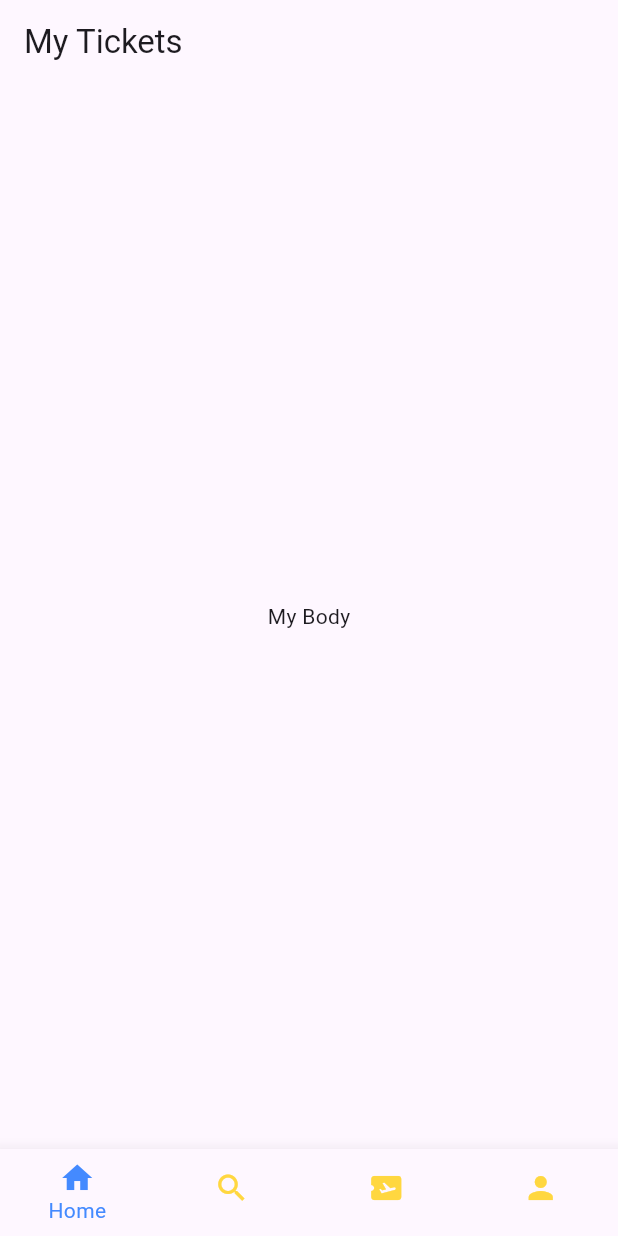
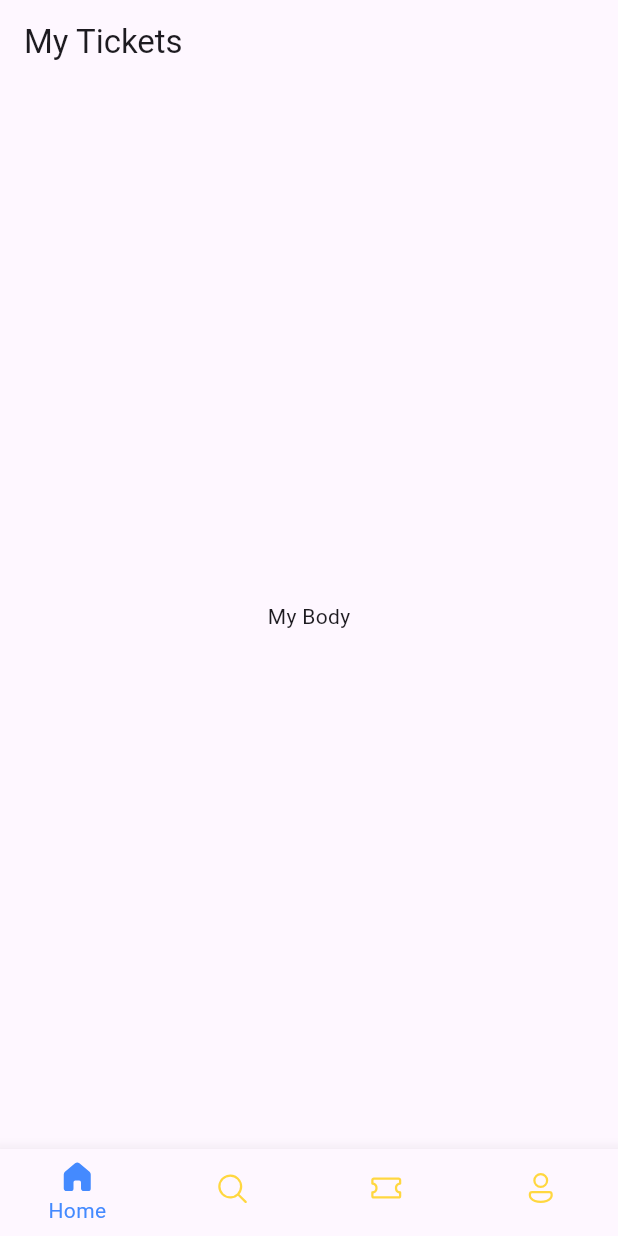
Before and after one commit to Tosin8/flight_booking, a Flutter app: the screen it shows after launch, on a phone screen of 412 x 824 dp. Run offline on Flutter 3.47's test engine with Material 2 defaults, Android fonts, the phone set to English and light mode, and no system bars; our stand-ins replace fluentui_icons.

Commit message:
Update bottom_nav.dart

```diff
--- a/lib/widgets/bottom_nav.dart
+++ b/lib/widgets/bottom_nav.dart
@@ -1,3 +1,4 @@
+import 'package:fluentui_icons/fluentui_icons.dart';
 import 'package:flutter/material.dart';
 
 class BottomBar extends StatefulWidget {
@@ -26,11 +27,22 @@ class _BottomBarState extends State<BottomBar> {
           type: BottomNavigationBarType
               .fixed, // to make the navigation bar to show at more than three items.
           items: const [
-            BottomNavigationBarItem(icon: Icon(Icons.home), label: 'Home'),
-            BottomNavigationBarItem(icon: Icon(Icons.search), label: 'Search'),
             BottomNavigationBarItem(
-                icon: Icon(Icons.airplane_ticket), label: 'Airplane'),
-            BottomNavigationBarItem(icon: Icon(Icons.person), label: 'Profile'),
+                icon: Icon(FluentSystemIcons.ic_fluent_home_regular),
+                activeIcon: Icon(FluentSystemIcons.ic_fluent_home_filled),
+                label: 'Home'),
+            BottomNavigationBarItem(
+                icon: Icon(FluentSystemIcons.ic_fluent_search_regular),
+                activeIcon: Icon(FluentSystemIcons.ic_fluent_search_filled),
+                label: 'Search'),
+            BottomNavigationBarItem(
+                icon: Icon(FluentSystemIcons.ic_fluent_ticket_regular),
+                activeIcon: Icon(FluentSystemIcons.ic_fluent_ticket_filled),
+                label: 'Airplane'),
+            BottomNavigationBarItem(
+                icon: Icon(FluentSystemIcons.ic_fluent_person_regular),
+                activeIcon: Icon(FluentSystemIcons.ic_fluent_person_filled),
+                label: 'Profile'),
           ]),
     );
   }
```
